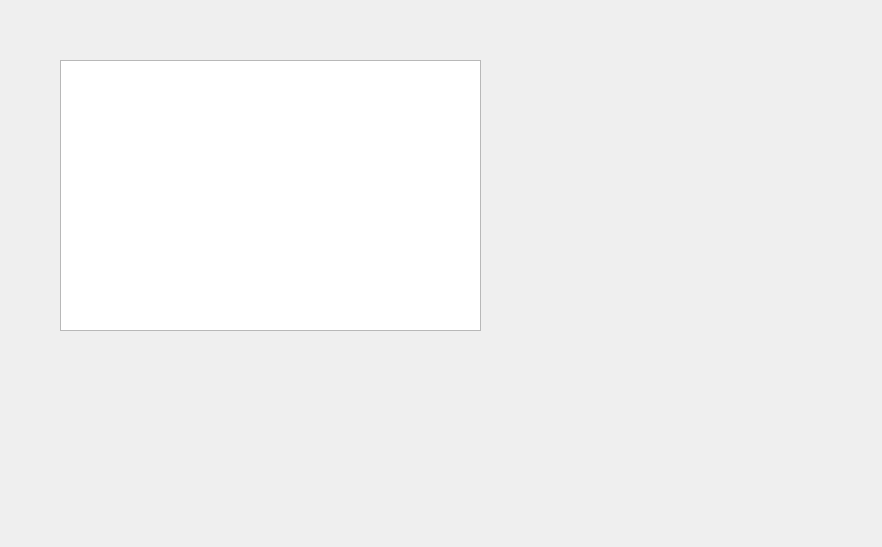
Old version of the form managerwindow.ui in the repository hungneyugn/ManageRestaurant.
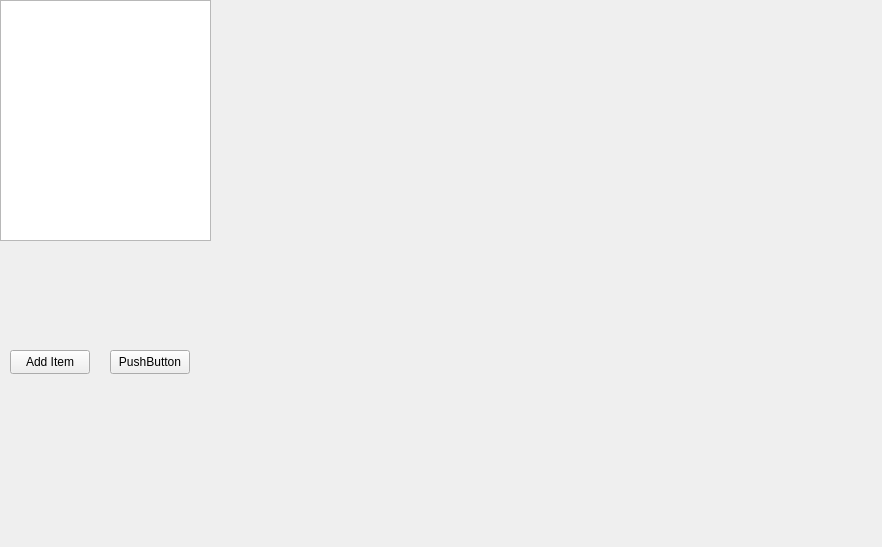
New version of the form.

What changed in the file:
```diff
--- a/managerwindow.ui
+++ b/managerwindow.ui
@@ -17,13 +17,39 @@
    <widget class="QTableWidget" name="tableWidget">
     <property name="geometry">
      <rect>
-      <x>60</x>
-      <y>60</y>
-      <width>421</width>
-      <height>271</height>
+      <x>0</x>
+      <y>0</y>
+      <width>211</width>
+      <height>241</height>
      </rect>
     </property>
    </widget>
+   <widget class="QPushButton" name="btn_add">
+    <property name="geometry">
+     <rect>
+      <x>10</x>
+      <y>350</y>
+      <width>80</width>
+      <height>24</height>
+     </rect>
+    </property>
+    <property name="text">
+     <string>Add Item</string>
+    </property>
+   </widget>
+   <widget class="QPushButton" name="pushButton_2">
+    <property name="geometry">
+     <rect>
+      <x>110</x>
+      <y>350</y>
+      <width>80</width>
+      <height>24</height>
+     </rect>
+    </property>
+    <property name="text">
+     <string>PushButton</string>
+    </property>
+   </widget>
   </widget>
  </widget>
  <resources/>
```
